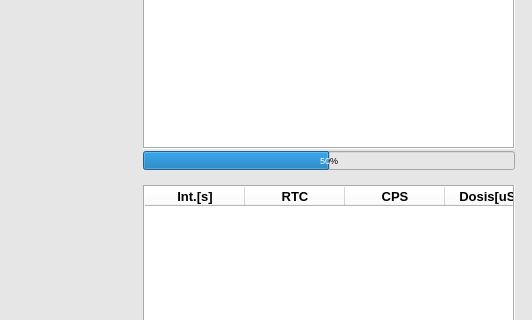
Old version of the form appv2/Qt/ui_read_bg51.ui in the repository nvargas24/PocketCube; both pictures show x 646 to 1178 and y 150 to 470 of the 1178 by 635 pixel window.
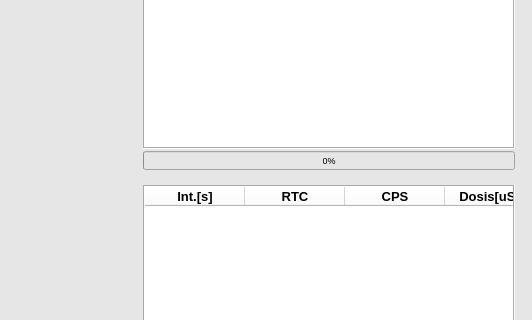
New version of the form. Icons and pictures are not drawn.

Commit message: habilito progressbar de contador de pulsos

```diff
--- a/appv2/Qt/ui_read_bg51.ui
+++ b/appv2/Qt/ui_read_bg51.ui
@@ -850,7 +850,7 @@
                 <enum>Qt::RightToLeft</enum>
                </property>
                <property name="value">
-                <number>50</number>
+                <number>0</number>
                </property>
                <property name="alignment">
                 <set>Qt::AlignCenter</set>
```
Left out of the diff: 2 changed lines with no effect on the pictures. The commit also changes 2 other files.
